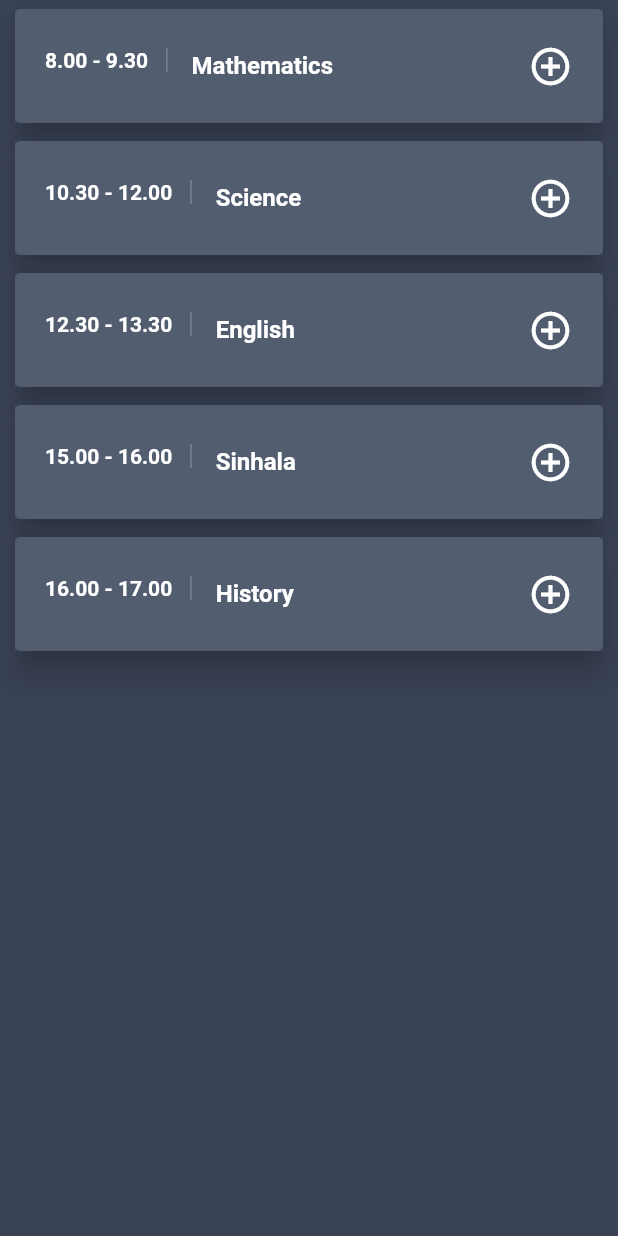
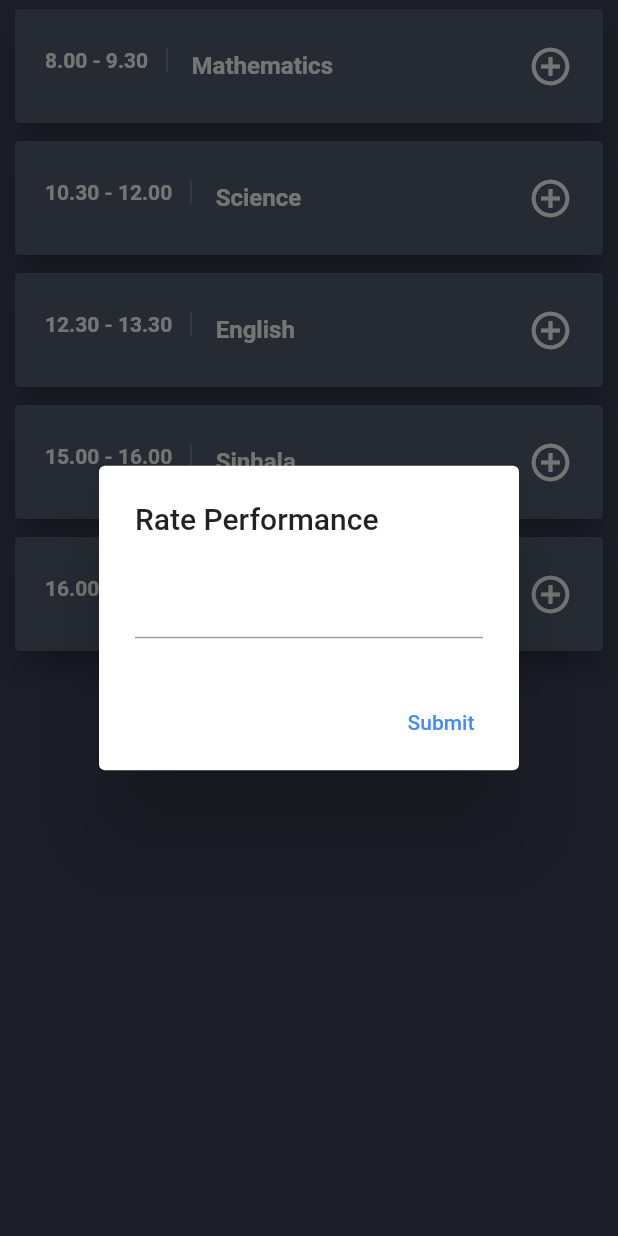
Before and after one commit to chamodshehanka/studymate, a Flutter app: the DailyStudy screen opened directly, after a tap on "8.00 - 9.30", on a phone screen of 412 x 824 dp. Run offline on Flutter 3.47's test engine with Material 2 defaults, Android fonts, the phone set to English and light mode, and no system bars.

Commit message:
Simple Performance Rating Form Added

```diff
--- a/lib/screens/dailysocial.dart
+++ b/lib/screens/dailysocial.dart
@@ -46,7 +46,46 @@ class _DailySocialState extends State<DailySocial> {
       body: makeBody,
     );
   }
+  makeListTile(Activity activity) => ListTile(
+          contentPadding:
+              EdgeInsets.symmetric(horizontal: 20.0, vertical: 10.0),
+          leading: Container(
+            padding: EdgeInsets.only(right: 12.0),
+            decoration: new BoxDecoration(
+                border: new Border(
+                    right: new BorderSide(width: 1.0, color: Colors.white24))),
+            child: Text(activity.time,
+            style: TextStyle(color: Colors.white, fontWeight: FontWeight.bold),
+            ),
+          ),
+          title: Text(
+            activity.title,
+            style: TextStyle(color: Colors.white, fontWeight: FontWeight.bold),
+          ),
+          trailing:
+              Icon(Icons.add_circle_outline, color: Colors.white, size: 30.0),
+          onTap: () =>{
+                      showDialog(context: context,builder:(context){
+                  return AlertDialog(
+
+                    title: Text("Rate Performance"),
+                    content: TextField(
+                      controller: TextEditingController(),
+                    ),
+                    actions: <Widget>[
+                      MaterialButton(
+                        elevation: 5.0,
+                        child: Text("Submit",style: TextStyle(color: Colors.blueAccent)),
+                        onPressed:(){
+                          Navigator.of(context).pop(TextEditingController().text.toString());
+                        },
+                        )
+                    ],
+                  );
+                })
+                        });
 }
+
 
 class Activity {
   String title;
@@ -60,23 +99,3 @@ List getActivities() {
     Activity("Speech", "13.30 - 13.45"),
   ];
 }
-
-ListTile makeListTile(Activity activity) => ListTile(
-      contentPadding: EdgeInsets.symmetric(horizontal: 20.0, vertical: 10.0),
-      leading: Container(
-        padding: EdgeInsets.only(right: 12.0),
-        decoration: new BoxDecoration(
-            border: new Border(
-                right: new BorderSide(width: 1.0, color: Colors.white24))),
-        child: Text(
-          activity.time,
-          style: TextStyle(color: Colors.white, fontWeight: FontWeight.bold),
-        ),
-      ),
-      title: Text(
-        activity.title,
-        style: TextStyle(color: Colors.white, fontWeight: FontWeight.bold),
-      ),
-      trailing: Icon(Icons.add_circle_outline, color: Colors.white, size: 30.0),
-      onTap: () {},
-    );
--- a/lib/screens/dailystudy.dart
+++ b/lib/screens/dailystudy.dart
@@ -12,6 +12,8 @@ class DailyStudy extends StatefulWidget {
 
 class _DailyStudyState extends State<DailyStudy> {
   List subjects;
+
+
 
   @override
   void initState() {
@@ -51,6 +53,45 @@ class _DailyStudyState extends State<DailyStudy> {
                   body: makeBody,
                 );
               }
+
+              makeListTile(Subject subject) => ListTile(
+          contentPadding:
+              EdgeInsets.symmetric(horizontal: 20.0, vertical: 10.0),
+          leading: Container(
+            padding: EdgeInsets.only(right: 12.0),
+            decoration: new BoxDecoration(
+                border: new Border(
+                    right: new BorderSide(width: 1.0, color: Colors.white24))),
+            child: Text(subject.time,
+            style: TextStyle(color: Colors.white, fontWeight: FontWeight.bold),
+            ),
+          ),
+          title: Text(
+            subject.title,
+            style: TextStyle(color: Colors.white, fontWeight: FontWeight.bold),
+          ),
+          trailing:
+              Icon(Icons.add_circle_outline, color: Colors.white, size: 30.0),
+          onTap: () =>{
+                      showDialog(context: context,builder:(context){
+                  return AlertDialog(
+
+                    title: Text("Rate Performance"),
+                    content: TextField(
+                      controller: TextEditingController(),
+                    ),
+                    actions: <Widget>[
+                      MaterialButton(
+                        elevation: 5.0,
+                        child: Text("Submit",style: TextStyle(color: Colors.blueAccent)),
+                        onPressed:(){
+                          Navigator.of(context).pop(TextEditingController().text.toString());
+                        },
+                        )
+                    ],
+                  );
+                })
+                        });
 }
 
 class Subject {
@@ -71,29 +112,3 @@ List getSubjects() {
   Subject("History","16.00 - 17.00"),
   ];
 }
-
-
-
-  ListTile makeListTile(Subject subject) => ListTile(
-          contentPadding:
-              EdgeInsets.symmetric(horizontal: 20.0, vertical: 10.0),
-          leading: Container(
-            padding: EdgeInsets.only(right: 12.0),
-            decoration: new BoxDecoration(
-                border: new Border(
-                    right: new BorderSide(width: 1.0, color: Colors.white24))),
-            child: Text(subject.time,
-            style: TextStyle(color: Colors.white, fontWeight: FontWeight.bold),
-            ),
-          ),
-          title: Text(
-            subject.title,
-            style: TextStyle(color: Colors.white, fontWeight: FontWeight.bold),
-          ),
-          trailing:
-              Icon(Icons.add_circle_outline, color: Colors.white, size: 30.0),
-          onTap: () {
-
-
-          },
-        );
--- a/pubspec.yaml
+++ b/pubspec.yaml
@@ -14,7 +14,7 @@ description: A new Flutter project.
 version: 1.0.0+1
 
 environment:
-  sdk: ">=2.1.0 <3.0.0"
+  sdk: ">=2.2.0 <3.0.0"
 
 dependencies:
   flutter:
```
Also changed, not shown: lib/screens/dailyleisure.dart (+38 -0 lines). Lines whose indentation alone changed are shown as unchanged.
